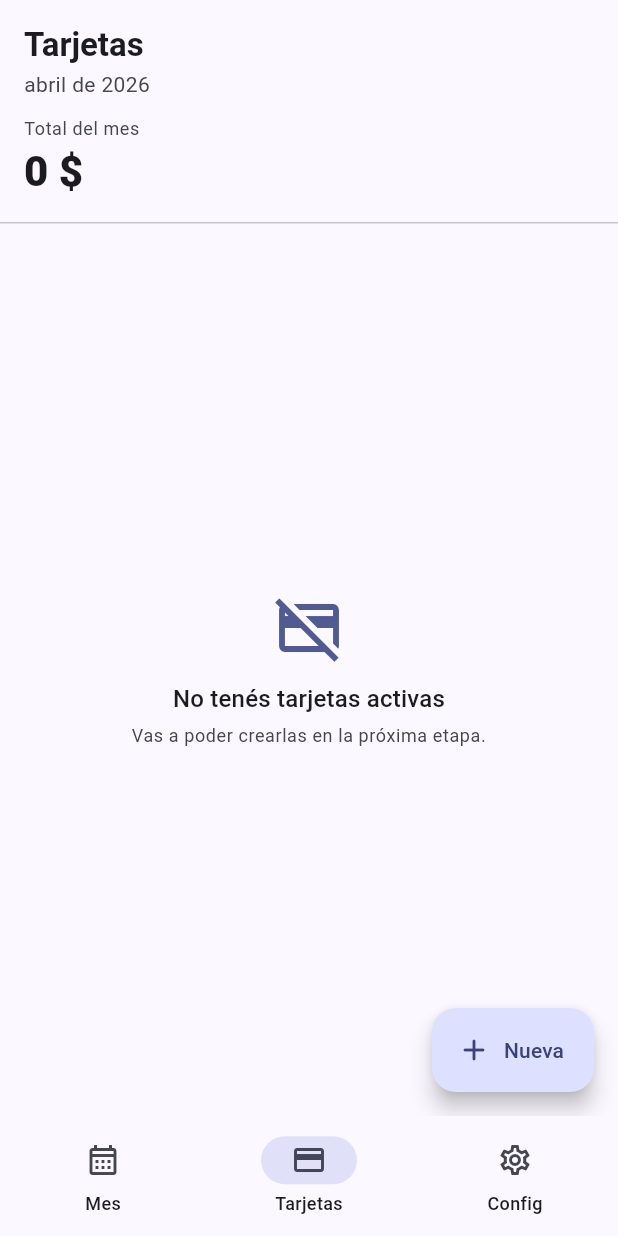
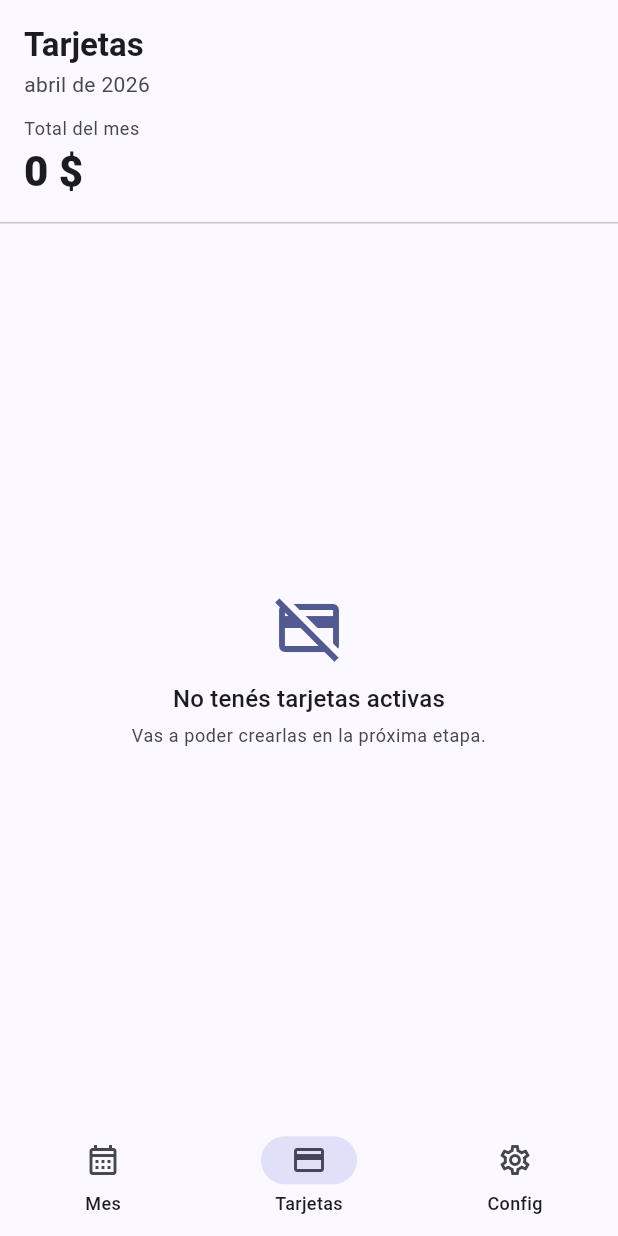
Before and after one commit to xvirs/Finanzapp, a Flutter app: the screen it shows once a user with an empty profile is signed in, item 2 of the bottom bar chosen, on a phone screen of 412 x 824 dp. Run offline on Flutter 3.47's test engine with Material 3 defaults, Android fonts, the phone set to English and light mode, and no system bars; our stand-ins replace equatable, flutter_bloc, freezed_annotation, go_router, google_sign_in, hydrated_bloc and 1 more; accounts and stored records are empty.

Commit message:
Remueve FAB "Nueva" de CardsScreen
La spec ubica la creación de tarjetas en Config (sección 2.5: enlace
"+" al lado de "Tarjetas"), no en la lista. El FAB en /cards rompía
ese patrón. La ruta /cards/new queda para que la Config la conecte
en Etapa 4.

Co-Authored-By: Claude Opus 4.7 (1M context) <noreply@anthropic.com>

```diff
--- a/lib/features/cards/presentation/cards_screen.dart
+++ b/lib/features/cards/presentation/cards_screen.dart
@@ -12,17 +12,6 @@ class CardsScreen extends StatelessWidget {
   @override
   Widget build(BuildContext context) {
     return Scaffold(
-      floatingActionButton: Builder(
-        builder: (ctx) => FloatingActionButton.extended(
-          onPressed: () async {
-            final bloc = ctx.read<CardsBloc>();
-            final result = await ctx.push<bool>('/cards/new');
-            if (result == true) bloc.add(const CardsRefreshRequested());
-          },
-          icon: const Icon(Icons.add_rounded),
-          label: const Text('Nueva'),
-        ),
-      ),
       body: SafeArea(
         bottom: false,
         child: BlocBuilder<CardsBloc, CardsBlocState>(
```
